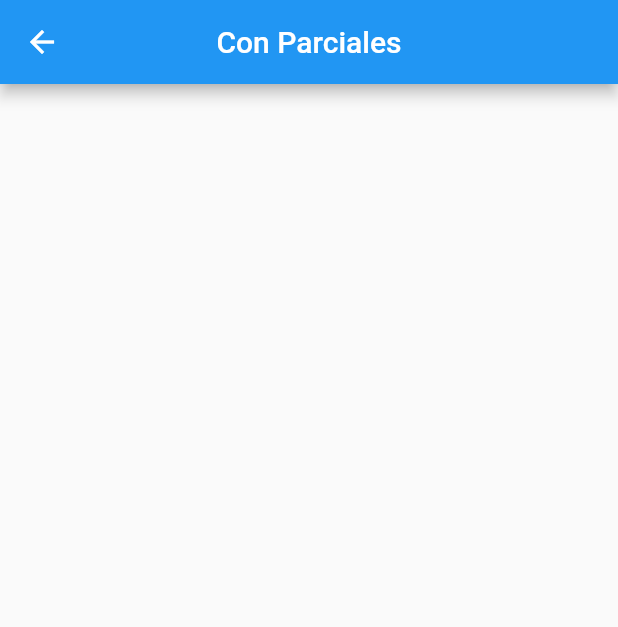
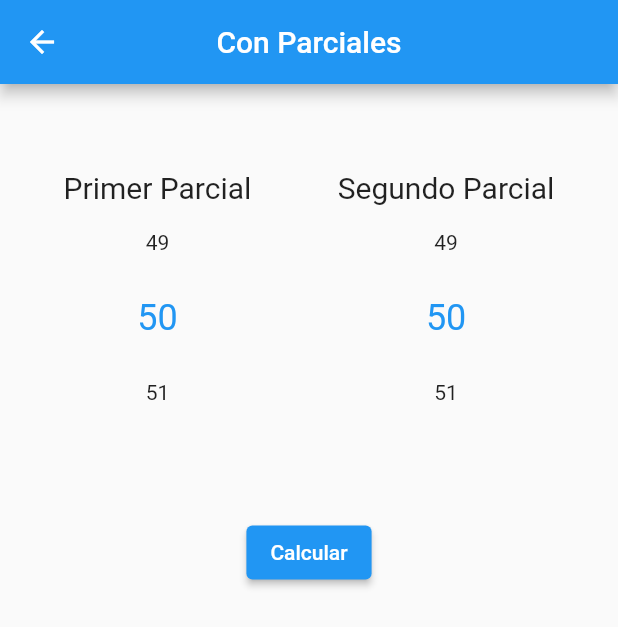
Before and after one commit to giullianocht/poli_calc, a Flutter app: the screen it shows after launch, after a tap on "Con Parciales", on a phone screen of 412 x 824 dp. Shown: the top 627 px of the screen. Run offline on Flutter 3.47's test engine with Material 2 defaults, Android fonts, the phone set to English and light mode, and no system bars; drawn by our look-alikes of numberpicker; our stand-ins replace get.

Commit message:
Null Safety,Mejora UX,Con Parciales

```diff
--- a/lib/app/models/PromedioPonderado.dart
+++ b/lib/app/models/PromedioPonderado.dart
@@ -2,17 +2,16 @@ import 'package:poli_calc/app/util/Util.dart';
 import 'package:poli_calc/app/models/Parcial.dart';
 
 class PromedioPonderado {
-  Parcial parciales;
+  late Parcial parcial;
   int laboratorio;
   int taller;
   int trabajoPractico;
-  late double porcentajeParciales;
+  late double porcentajeParcial;
   late double porcentajeLaboratorio;
   late double porcentajeTaller;
   late double porcentajeTrabajoPractico;
 
   PromedioPonderado({
-    required this.parciales,
     required this.laboratorio,
     required this.taller,
     required this.trabajoPractico,
@@ -24,9 +23,12 @@ class PromedioPonderado {
               trabajoPractico >= 0 &&
               trabajoPractico <= 100,
         );
+  set setParcial(Parcial parcial) {
+    this.parcial = parcial;
+  }
 
-  set setPorcentajeParciales(int porcetaje) {
-    this.porcentajeParciales = (porcetaje / 100);
+  set setPorcentajeParcial(int porcetaje) {
+    this.porcentajeParcial = (porcetaje / 100);
   }
 
   set setPorcentajeLaboratorio(int porcetaje) {
@@ -44,7 +46,7 @@ class PromedioPonderado {
   //La suma de los porcentajes debe ser igual a 1
   //(1 representa 100%)
   bool _verificarSumaPorcentajes() {
-    var suma = (porcentajeParciales * 100) +
+    var suma = (porcentajeParcial * 100) +
         (porcentajeLaboratorio * 100) +
         (porcentajeTaller * 100) +
         (porcentajeTrabajoPractico * 100);
@@ -58,7 +60,7 @@ class PromedioPonderado {
   //Se calcula el Promedio Ponderado
   int calcular() {
     if (_verificarSumaPorcentajes()) {
-      var puntajeParciales = (parciales.promedio * porcentajeParciales);
+      var puntajeParciales = (parcial.promedio * porcentajeParcial);
       var puntajeLaboratorio = (laboratorio * porcentajeLaboratorio);
       var puntajeTaller = (taller * porcentajeTaller);
       var puntajeTrabajoPractico =
--- /dev/null
+++ b/lib/app/modules/conparciales/bindings/parciales_binding.dart
@@ -0,0 +1,11 @@
+import 'package:get/get.dart';
+import 'package:poli_calc/app/modules/conparciales/controllers/parciales_controller.dart';
+
+class ConParcialesBinding extends Bindings {
+  @override
+  void dependencies() {
+    Get.lazyPut<ConParcialesController>(
+      () => ConParcialesController(),
+    );
+  }
+}
--- /dev/null
+++ b/lib/app/modules/conparciales/controllers/parciales_controller.dart
@@ -0,0 +1,87 @@
+import 'package:get/get.dart';
+import 'package:poli_calc/app/models/ExamenFinal.dart';
+import 'package:poli_calc/app/models/Parcial.dart';
+import 'package:poli_calc/app/models/PromedioPonderado.dart';
+
+class ConParcialesController extends GetxController {
+  //El promedio de parcial es igual al promedio ponderado
+  //por eso no tenemos puntaje en lab, taller, trabajo practico
+  //y tampoco un porcentaje para ellos ya que el porcentaje del
+  //calculo del parcial es 100
+  var parcial = Parcial(primerParcial: 50, segundoParcial: 50);
+
+  var promedioPonderado =
+      PromedioPonderado(laboratorio: 0, taller: 0, trabajoPractico: 0);
+
+  var examenFinal = ExamenFinal().obs;
+
+  @override
+  void onInit() {
+    promedioPonderado.setParcial = parcial;
+
+    promedioPonderado.setPorcentajeParcial = 100;
+    promedioPonderado.setPorcentajeLaboratorio = 0;
+    promedioPonderado.setPorcentajeTaller = 0;
+    promedioPonderado.setPorcentajeTrabajoPractico = 0;
+
+    examenFinal.value!.setPromedioPonderado = promedioPonderado;
+    examenFinal.value!.setPuntajeExamenFinal = 0;
+
+    examenFinal.value!.setPorcentajePromedioPonderado = 60;
+    examenFinal.value!.setPorcetajePuntajeExamenFinal = 40;
+
+    super.onInit();
+  }
+
+  @override
+  void onReady() {
+    super.onReady();
+  }
+
+  @override
+  void onClose() {
+    super.onClose();
+  }
+
+  void setPrimerParcial(int valor) {
+    examenFinal.value!.promedioPonderado.parcial.primerParcial = valor;
+    examenFinal.refresh();
+  }
+
+  void setSegundoParcial(int valor) {
+    examenFinal.value!.promedioPonderado.parcial.segundoParcial = valor;
+    examenFinal.refresh();
+  }
+
+  int get primerParcial {
+    return examenFinal.value!.promedioPonderado.parcial.primerParcial;
+  }
+
+  int get segundoParcial {
+    return examenFinal.value!.promedioPonderado.parcial.segundoParcial;
+  }
+
+  int _auxCalcularNota(int notaFinal, int iniPuntaje) {
+    for (var puntaje = iniPuntaje; puntaje <= 100; puntaje++) {
+      examenFinal.value!.setPuntajeExamenFinal = puntaje;
+      if (examenFinal.value!.nota() == notaFinal) {
+        return puntaje;
+      }
+    }
+    //Error
+    return -1;
+  }
+
+  List<int> calcularNotas() {
+    var puntajeParaDos = _auxCalcularNota(2, 50);
+    var puntajeParaTres = _auxCalcularNota(3, puntajeParaDos);
+    var puntajeParaCuatro = _auxCalcularNota(4, puntajeParaTres);
+    var puntajeParaCinco = _auxCalcularNota(5, puntajeParaCuatro);
+    return [
+      puntajeParaDos,
+      puntajeParaTres,
+      puntajeParaCuatro,
+      puntajeParaCinco
+    ];
+  }
+}
--- /dev/null
+++ b/lib/app/modules/conparciales/views/parciales_view.dart
@@ -0,0 +1,116 @@
+import 'package:flutter/material.dart';
+import 'package:get/get.dart';
+import 'package:numberpicker/numberpicker.dart';
+import 'package:poli_calc/app/modules/conparciales/controllers/parciales_controller.dart';
+import 'package:poli_calc/app/routes/app_pages.dart';
+
+class ConParcialesView extends GetView<ConParcialesController> {
+  @override
+  Widget build(BuildContext context) {
+    return Scaffold(
+      appBar: AppBar(
+        title: Text("Con Parciales"),
+        //Esto se agrega debido que en la web se pierde la
+        //referencia de la ruta anterior
+        //si se ingresa directamente a ella con la url saltando
+        //el home
+        leading: IconButton(
+          icon: Icon(Icons.arrow_back),
+          onPressed: () => Get.toNamed(Routes.HOME),
+        ),
+        centerTitle: true,
+      ),
+      body: Column(
+        children: [
+          Row(
+            mainAxisAlignment: MainAxisAlignment.center,
+            children: <Widget>[
+              SizedBox(
+                height: Get.mediaQuery.size.height * 0.35,
+              ),
+              Obx(
+                () => Column(
+                  mainAxisSize: MainAxisSize.min,
+                  children: [
+                    Text(
+                      "Primer Parcial",
+                      style: TextStyle(
+                        fontSize: 20.0,
+                      ),
+                    ),
+                    NumberPicker(
+                      value: controller.primerParcial,
+                      minValue: 0,
+                      maxValue: 100,
+                      onChanged: (value) => controller.setPrimerParcial(value),
+                    ),
+                  ],
+                ),
+              ),
+              SizedBox(
+                width: Get.mediaQuery.size.height * 0.070,
+              ),
+              Obx(
+                () => Column(
+                  mainAxisSize: MainAxisSize.min,
+                  children: [
+                    Text(
+                      "Segundo Parcial",
+                      style: TextStyle(
+                        fontSize: 20.0,
+                      ),
+                    ),
+                    NumberPicker(
+                      value: controller.segundoParcial,
+                      minValue: 0,
+                      maxValue: 100,
+                      onChanged: (value) => controller.setSegundoParcial(value),
+                    ),
+                  ],
+                ),
+              ),
+            ],
+          ),
+          ElevatedButton(
+            onPressed: () {
+              modalResultados();
+            },
+            child: Text("Calcular"),
+          )
+        ],
+      ),
+    );
+  }
+
+  void modalResultados() {
+    var notas = controller.calcularNotas();
+    print(notas);
+    Get.defaultDialog(
+      title: "Notas",
+      content: Column(
+        children: [
+          notas[0] != -1
+              ? Text(
+                  "Puntaje para 2: ${notas[0]}",
+                )
+              : Container(),
+          notas[1] != -1
+              ? Text(
+                  "Puntaje para 3: ${notas[1]}",
+                )
+              : Container(),
+          notas[2] != -1
+              ? Text(
+                  "Puntaje para 4: ${notas[2]}",
+                )
+              : Container(),
+          notas[3] != -1
+              ? Text(
+                  "Puntaje para 5: ${notas[3]}",
+                )
+              : Container(),
+        ],
+      ),
+    );
+  }
+}
--- a/lib/app/modules/home/controllers/home_controller.dart
+++ b/lib/app/modules/home/controllers/home_controller.dart
@@ -2,7 +2,7 @@ import 'package:get/get.dart';
 import 'package:poli_calc/app/routes/app_pages.dart';
 
 class HomeController extends GetxController {
-  void irConParciales() => Get.toNamed(Routes.PARCIALES);
+  void irConParciales() => Get.toNamed(Routes.CONPARCIALES);
   void irConPromedio() => Get.toNamed(Routes.PROMEDIO);
   void irArmar() => Get.toNamed(Routes.ARMAR);
 }
--- a/lib/app/modules/home/views/home_view.dart
+++ b/lib/app/modules/home/views/home_view.dart
@@ -21,7 +21,7 @@ class HomeView extends GetView<HomeController> {
             ),
             onPressed: controller.irConParciales,
           ),
-          ElevatedButton(
+          /*ElevatedButton(
             child: Text(
               "Con Promedio Ponderado",
               style: TextStyle(color: Colors.white),
@@ -34,7 +34,7 @@ class HomeView extends GetView<HomeController> {
               style: TextStyle(color: Colors.white),
             ),
             onPressed: controller.irArmar,
-          )
+          )*/
         ],
       )),
     );
--- a/lib/app/modules/parciales/bindings/parciales_binding.dart
+++ /dev/null
@@ -1,12 +0,0 @@
-import 'package:get/get.dart';
-
-import 'package:poli_calc/app/modules/parciales/controllers/parciales_controller.dart';
-
-class ParcialesBinding extends Bindings {
-  @override
-  void dependencies() {
-    Get.lazyPut<ParcialesController>(
-      () => ParcialesController(),
-    );
-  }
-}
--- a/lib/app/modules/parciales/controllers/parciales_controller.dart
+++ /dev/null
@@ -1,85 +0,0 @@
-//import 'package:flutter/material.dart';
-import 'package:get/get.dart';
-
-class ParcialesController extends GetxController {
-  /*TextEditingController primerParcialController = TextEditingController();
-  TextEditingController segundoParcialController = TextEditingController();
-
-  RxBool error = RxBool();
-  RxString errorDetallado = RxString("");
-
-  RxInt dos = RxInt(0);
-  RxInt tres = RxInt(0);
-  RxInt cuatro = RxInt(0);
-  RxInt cinco = RxInt(0);
-  RxInt promedioPonderado = RxInt(0);
-
-  bool _validator(String text) {
-    if (num.tryParse(text) != null &&
-        num.tryParse(text) >= 0 &&
-        num.tryParse(text) <= 100) {
-      return true;
-    } else {
-      return false;
-    }
-  }
-
-  void calcular() {
-    if (_validator(primerParcialController.text) &&
-        _validator(segundoParcialController.text)) {
-      error.value = false;
-      errorDetallado.value = "";
-
-      double pp = double.tryParse(primerParcialController.text);
-      double sp = double.tryParse(segundoParcialController.text);
-      int promedio = ((pp + sp) / 2).round();
-
-      if (promedio >= 50) {
-        promedioPonderado.value = promedio;
-      } else {
-        error.value = true;
-        errorDetallado.value = "Error: El promedio es menor a 50";
-        promedioPonderado.value = 0;
-      }
-
-      for (var i = 50; i <= 100; i++) {
-        if (((promedio * 0.60) + (i * 0.40)).round() >= 60 && promedio >= 50) {
-          dos.value = i;
-          break;
-        } else {
-          dos.value = 0;
-        }
-      }
-      for (var i = 50; i <= 100; i++) {
-        if (((promedio * 0.60) + (i * 0.40)).round() >= 71 && promedio >= 50) {
-          tres.value = i;
-          break;
-        } else {
-          tres.value = 0;
-        }
-      }
-      if (dos.value == tres.value) {
-        dos.value = 0;
-      }
-      for (var i = 50; i <= 100; i++) {
-        if (((promedio * 0.60) + (i * 0.40)).round() >= 81 && promedio >= 50) {
-          cuatro.value = i;
-          break;
-        } else {
-          cuatro.value = 0;
-        }
-      }
-      for (var i = 50; i <= 100; i++) {
-        if (((promedio * 0.60) + (i * 0.40)).round() >= 91 && promedio >= 50) {
-          cinco.value = i;
-          break;
-        } else {
-          cinco.value = 0;
-        }
-      }
-    } else {
-      error.value = true;
-      errorDetallado.value = "Error: Datos no validos";
-    }
-  }*/
-}
--- a/lib/app/modules/parciales/views/parciales_view.dart
+++ /dev/null
@@ -1,16 +0,0 @@
-import 'package:flutter/material.dart';
-import 'package:get/get.dart';
-import 'package:poli_calc/app/modules/parciales/controllers/parciales_controller.dart';
-
-class ParcialesView extends GetView<ParcialesController> {
-  @override
-  Widget build(BuildContext context) {
-    return Scaffold(
-      appBar: AppBar(
-        title: Text('Con Parciales'),
-        centerTitle: true,
-      ),
-      body: Center(),
-    );
-  }
-}
--- a/lib/app/routes/app_routes.dart
+++ b/lib/app/routes/app_routes.dart
@@ -1,10 +1,9 @@
 part of 'app_pages.dart';
 // DO NOT EDIT. This is code generated via package:get_cli/get_cli.dart
 
-abstract class Routes{
-
+abstract class Routes {
   static const HOME = '/home';
-  static const PARCIALES = '/parciales';
+  static const CONPARCIALES = '/con-parciales';
   static const ARMAR = '/armar';
   static const PROMEDIO = '/promedio';
 }
```
Also changed, not shown: lib/app/routes/app_pages.dart (+5 -5 lines), pubspec.yaml (+4 -3 lines), pubspec.lock, 2 other files.
